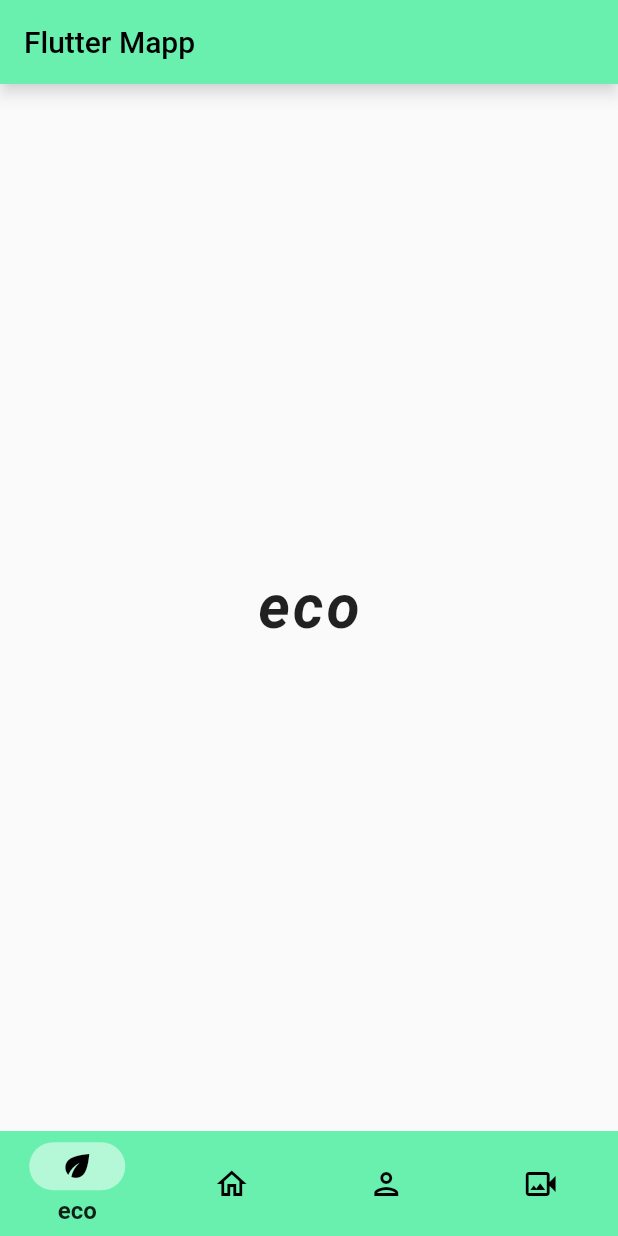
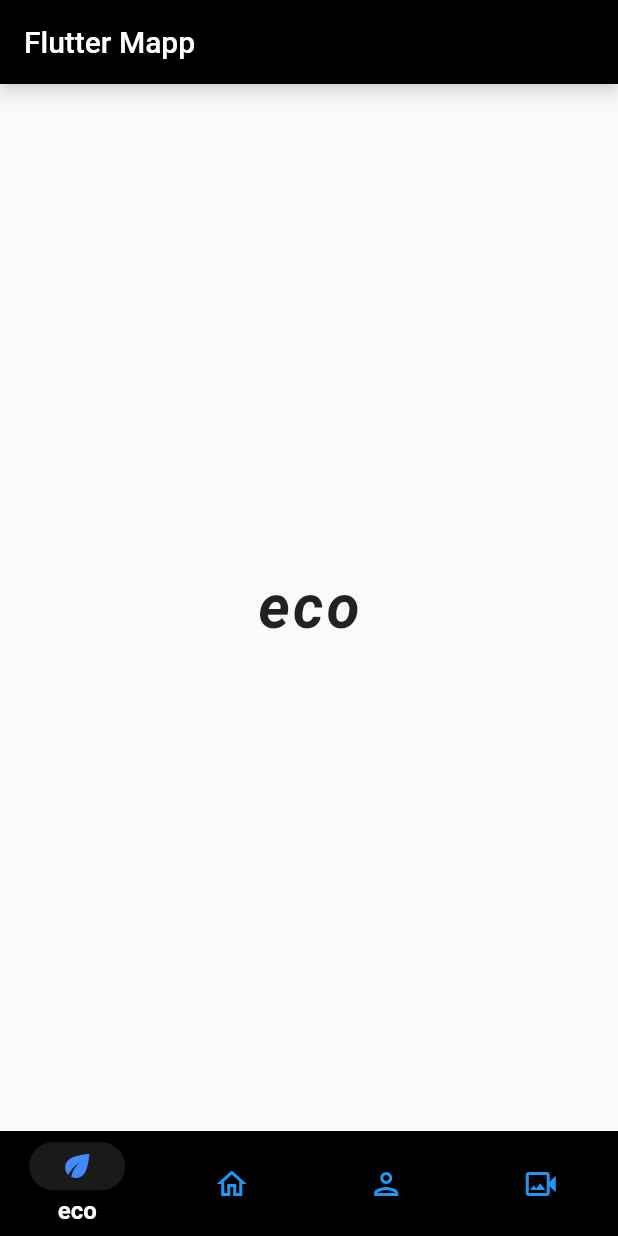
Before and after one commit to dsxksss/learn_flutter, a Flutter app: the screen it shows after launch, on a phone screen of 412 x 824 dp. Run offline on Flutter 3.47's test engine with Material 2 defaults, Android fonts, the phone set to English and light mode, and no system bars.

Commit message:
change:修改底部导航栏demo样式

```diff
--- a/lib/demos/myapp3/material_you.dart
+++ b/lib/demos/myapp3/material_you.dart
@@ -38,8 +38,8 @@ class _MaterialYouState extends State<MaterialYou> {
   Widget build(BuildContext context) {
     return Scaffold(
         appBar: AppBar(
-          backgroundColor: Colors.greenAccent,
-          foregroundColor: Colors.black,
+          backgroundColor: Colors.black,
+          foregroundColor: Colors.white,
           shadowColor: Colors.white,
           title: const Text("Flutter Mapp"),
         ),
@@ -48,16 +48,17 @@ class _MaterialYouState extends State<MaterialYou> {
         ),
         bottomNavigationBar: NavigationBarTheme(
           data: NavigationBarThemeData(
-            indicatorColor: Colors.white.withOpacity(0.5),
+            indicatorColor: Colors.white.withOpacity(0.1),
             labelTextStyle: MaterialStateProperty.all(
               const TextStyle(
                 fontSize: 16,
                 fontWeight: FontWeight.bold,
+                color: Colors.white,
               ),
             ),
           ),
           child: NavigationBar(
-            backgroundColor: Colors.greenAccent,
+            backgroundColor: Colors.black,
             animationDuration: const Duration(seconds: 1),
             labelBehavior: NavigationDestinationLabelBehavior.onlyShowSelected,
             height: 70,
@@ -69,23 +70,47 @@ class _MaterialYouState extends State<MaterialYou> {
             },
             destinations: const [
               NavigationDestination(
-                selectedIcon: Icon(Icons.eco),
-                icon: Icon(Icons.eco_outlined),
+                selectedIcon: Icon(
+                  Icons.eco,
+                  color: Colors.blueAccent,
+                ),
+                icon: Icon(
+                  Icons.eco_outlined,
+                  color: Colors.blue,
+                ),
                 label: 'eco',
               ),
               NavigationDestination(
-                selectedIcon: Icon(Icons.home),
-                icon: Icon(Icons.home_outlined),
+                selectedIcon: Icon(
+                  Icons.home,
+                  color: Colors.blueAccent,
+                ),
+                icon: Icon(
+                  Icons.home_outlined,
+                  color: Colors.blue,
+                ),
                 label: 'home',
               ),
               NavigationDestination(
-                selectedIcon: Icon(Icons.person),
-                icon: Icon(Icons.person_outlined),
+                selectedIcon: Icon(
+                  Icons.person,
+                  color: Colors.blueAccent,
+                ),
+                icon: Icon(
+                  Icons.person_outlined,
+                  color: Colors.blue,
+                ),
                 label: 'person',
               ),
               NavigationDestination(
-                selectedIcon: Icon(Icons.video_camera_back),
-                icon: Icon(Icons.video_camera_back_outlined),
+                selectedIcon: Icon(
+                  Icons.video_camera_back,
+                  color: Colors.blueAccent,
+                ),
+                icon: Icon(
+                  Icons.video_camera_back_outlined,
+                  color: Colors.blue,
+                ),
                 label: 'video',
               ),
             ],
```
